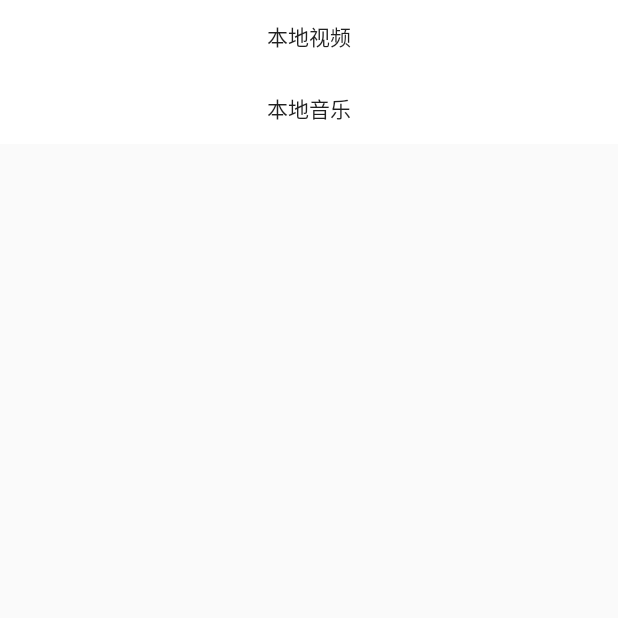
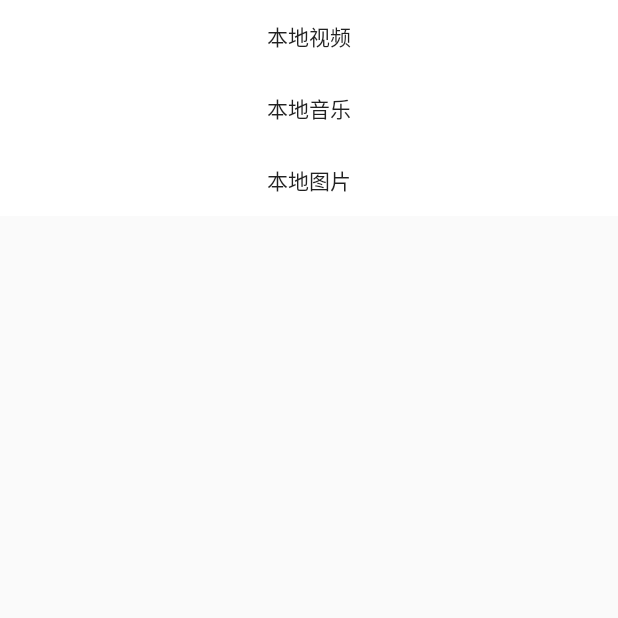
Before and after one commit to zhang-yongjiang/ifsmile, an Android app: the screen it shows after launch (SmileActivity), on a phone screen of 412 x 824 dp, the top half of it. Run offline under Robolectric (Android 15) with nearby library versions, the phone set to English and light mode, and no system bars.

Commit message:
11.28.1 commit

```diff
--- /dev/null
+++ b/app/src/main/res/drawable/button_color_selector.xml
@@ -0,0 +1,8 @@
+<?xml version="1.0" encoding="utf-8"?>
+<selector xmlns:android="http://schemas.android.com/apk/res/android">
+
+
+    <item android:drawable="@drawable/not_pressed_color" android:state_pressed="false"/>
+    <item android:drawable="@drawable/pressed_color" android:state_pressed="true"/>
+
+</selector>
--- a/app/src/main/res/layout/fragment_main_list.xml
+++ b/app/src/main/res/layout/fragment_main_list.xml
@@ -15,13 +15,19 @@
             android:layout_width="match_parent"
             android:layout_height="wrap_content"
             android:text="@string/my_video"
-            android:background="@color/colorAccent"/>
+            android:background="@drawable/button_color_selector"/>
         <Button
             android:id="@+id/my_music_button"
             android:layout_width="match_parent"
             android:layout_height="wrap_content"
             android:text="@string/my_music"
-            android:background="@color/colorAccent"/>
+            android:background="@drawable/button_color_selector"/>
+        <Button
+            android:id="@+id/my_images_view_button"
+            android:layout_width="match_parent"
+            android:layout_height="wrap_content"
+            android:text="@string/my_images"
+            android:background="@drawable/button_color_selector"/>
     </LinearLayout>
 
 </RelativeLayout>
--- a/app/src/main/res/layout/fragment_music_list.xml
+++ b/app/src/main/res/layout/fragment_music_list.xml
@@ -7,6 +7,7 @@
         android:id="@+id/to_play_music"
         android:layout_width="match_parent"
         android:layout_height="wrap_content"
+        android:background="@drawable/button_color_selector"
         android:text="to play music"/>
 
 </LinearLayout>
--- a/app/src/main/res/layout/fragment_video.xml
+++ b/app/src/main/res/layout/fragment_video.xml
@@ -16,6 +16,7 @@
             android:id="@+id/import_local_video"
             android:layout_width="wrap_content"
             android:layout_height="wrap_content"
+            android:background="@drawable/button_color_selector"
             android:text="@string/view_source_video"/>
     </LinearLayout>
 
--- a/app/src/main/res/layout/fragment_video_list.xml
+++ b/app/src/main/res/layout/fragment_video_list.xml
@@ -7,6 +7,7 @@
         android:id="@+id/to_play_video"
         android:layout_width="match_parent"
         android:layout_height="wrap_content"
+        android:background="@drawable/button_color_selector"
         android:text="to play video"/>
 
 </LinearLayout>
--- a/app/src/main/res/values/colors.xml
+++ b/app/src/main/res/values/colors.xml
@@ -3,4 +3,6 @@
     <color name="colorPrimary">#DDA0DD</color>
     <color name="colorPrimaryDark">#D15FEE</color>
     <color name="colorAccent">#FFFFFF</color>
+    <drawable name="not_pressed_color">#FFFFFF</drawable>
+    <drawable name="pressed_color">#D05FEE</drawable>
 </resources>
--- a/app/src/main/res/values/strings.xml
+++ b/app/src/main/res/values/strings.xml
@@ -4,6 +4,7 @@
     <string name="my_music">本地音乐</string>
     <string name="view_source_video">还没有任何视频,现在导入</string>
     <string name="return_parent_activity">返回</string>
+    <string name="my_images">本地图片</string>
 
 
 </resources>
```
